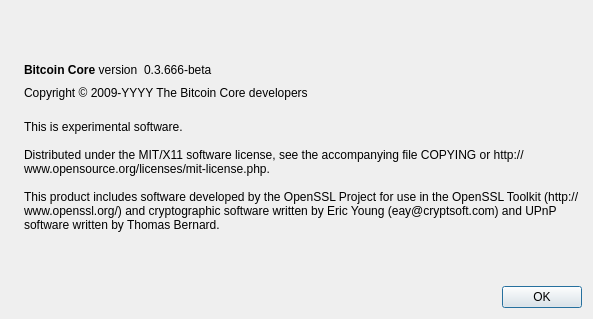
Old version of the form src/qt/forms/aboutdialog.ui in the repository carboncointrust/CarboncoinCore.
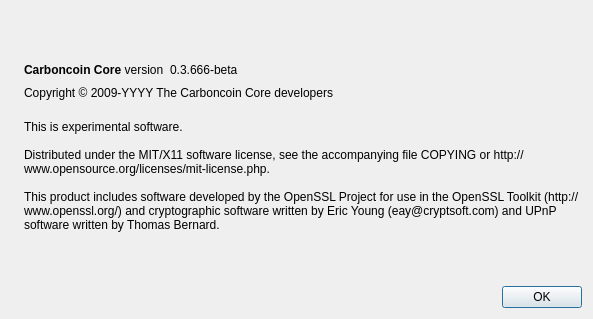
New version of the form. Icons and pictures are not drawn.

Commit message: Carboncoin string replacements

```diff
--- a/src/qt/forms/aboutdialog.ui
+++ b/src/qt/forms/aboutdialog.ui
@@ -50,7 +50,7 @@
           <cursorShape>IBeamCursor</cursorShape>
          </property>
          <property name="text">
-          <string>&lt;b&gt;Bitcoin Core&lt;/b&gt; version</string>
+          <string>&lt;b&gt;Carboncoin Core&lt;/b&gt; version</string>
          </property>
          <property name="textInteractionFlags">
           <set>Qt::LinksAccessibleByMouse|Qt::TextSelectableByKeyboard|Qt::TextSelectableByMouse</set>
@@ -91,7 +91,7 @@
         <cursorShape>IBeamCursor</cursorShape>
        </property>
        <property name="text">
-        <string notr="true">Copyright &amp;copy; 2009-YYYY The Bitcoin Core developers</string>
+        <string notr="true">Copyright &amp;copy; 2009-YYYY The Carboncoin Core developers</string>
        </property>
        <property name="textFormat">
         <enum>Qt::RichText</enum>
```
Left out of the diff: 4 changed lines with no effect on the pictures. The commit also changes 279 other files.
